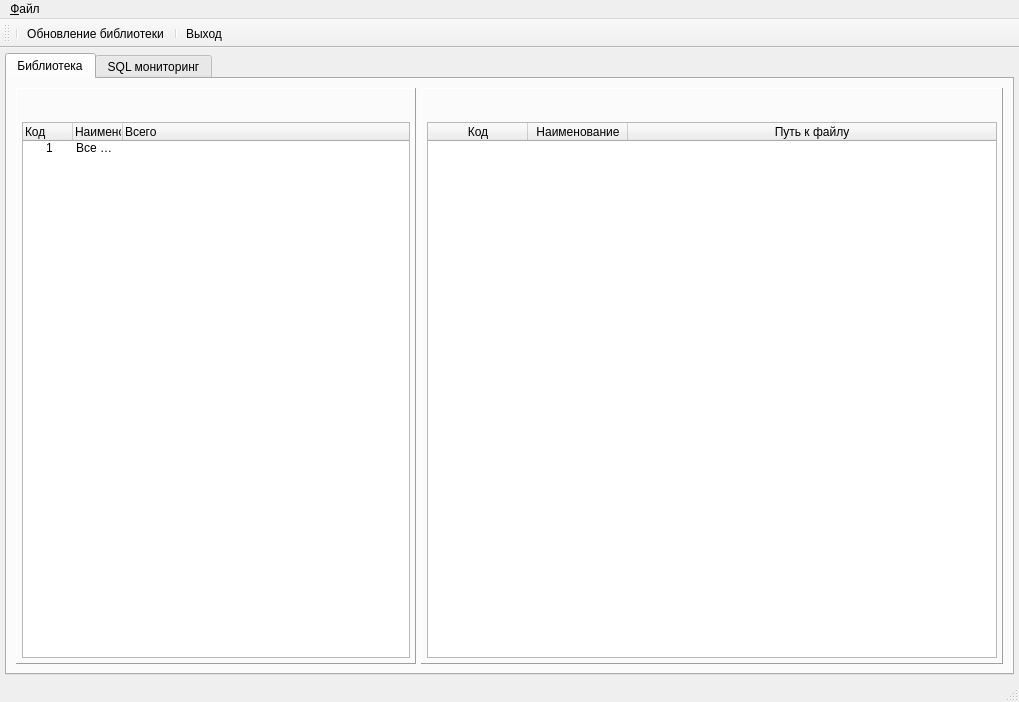
Above: mainwindow_ui.ui from vetal71/BookLibrary before the change. Below: the same form after it.
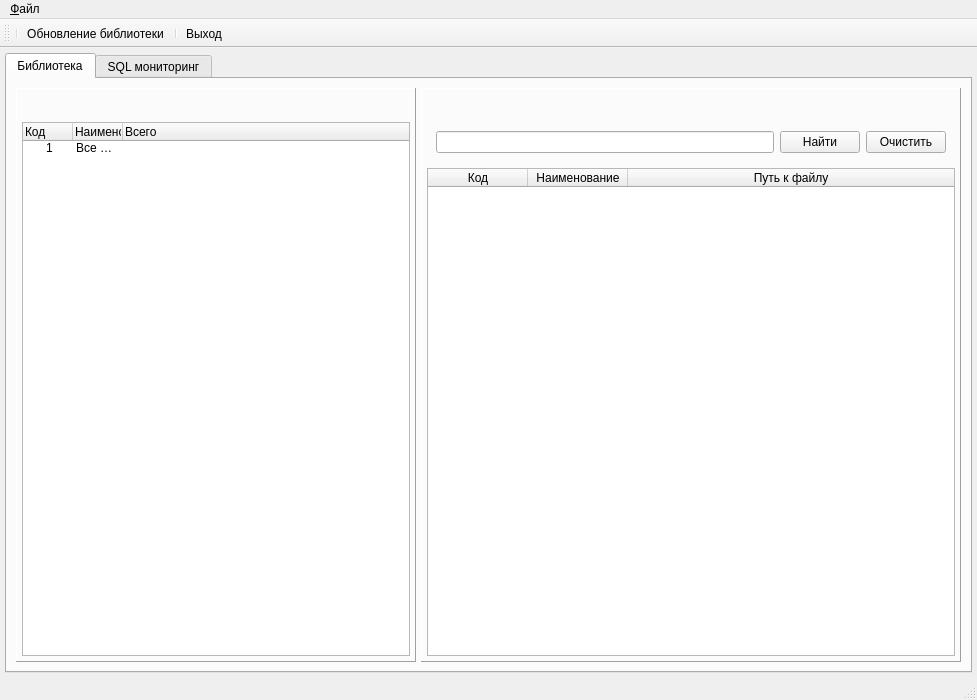
That is the form after the change. Icons and pictures are not drawn.

The edit to the form file:
```diff
--- a/mainwindow_ui.ui
+++ b/mainwindow_ui.ui
@@ -6,8 +6,8 @@
    <rect>
     <x>0</x>
     <y>0</y>
-    <width>1019</width>
-    <height>702</height>
+    <width>977</width>
+    <height>700</height>
    </rect>
   </property>
   <property name="windowTitle">
@@ -350,6 +350,41 @@
                   </item>
                  </layout>
                 </item>
+                <item>
+                 <widget class="QFrame" name="frame">
+                  <property name="minimumSize">
+                   <size>
+                    <width>0</width>
+                    <height>20</height>
+                   </size>
+                  </property>
+                  <property name="frameShape">
+                   <enum>QFrame::NoFrame</enum>
+                  </property>
+                  <property name="frameShadow">
+                   <enum>QFrame::Raised</enum>
+                  </property>
+                  <layout class="QHBoxLayout" name="horizontalLayout_2">
+                   <item>
+                    <widget class="QLineEdit" name="lineEdit"/>
+                   </item>
+                   <item>
+                    <widget class="QPushButton" name="btnFind">
+                     <property name="text">
+                      <string>Найти</string>
+                     </property>
+                    </widget>
+                   </item>
+                   <item>
+                    <widget class="QPushButton" name="btnClear">
+                     <property name="text">
+                      <string>Очистить</string>
+                     </property>
+                    </widget>
+                   </item>
+                  </layout>
+                 </widget>
+                </item>
                 <item>
                  <widget class="QTableWidget" name="tableWidget">
                   <property name="sortingEnabled">
@@ -432,7 +467,7 @@
     <rect>
      <x>0</x>
      <y>0</y>
-     <width>1019</width>
+     <width>977</width>
      <height>21</height>
     </rect>
    </property>
```
